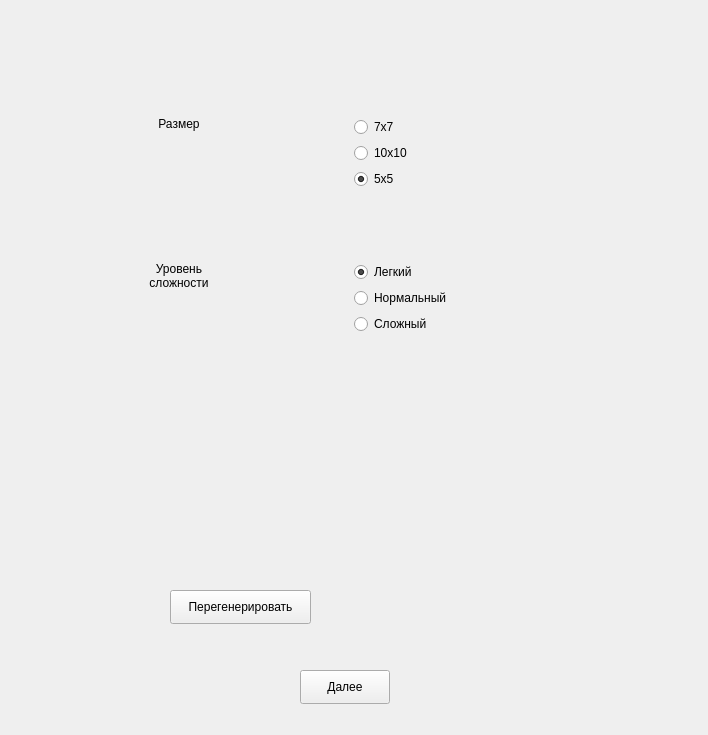
Qt form ui_files/manger.ui (ArthurIanb/noname) before a commit.
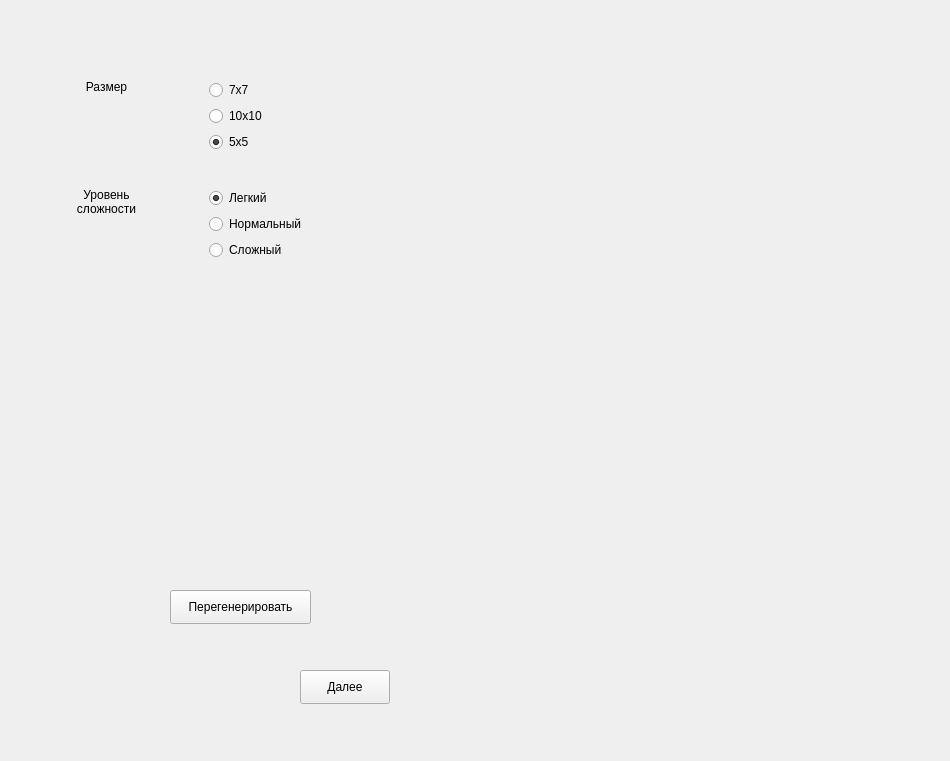
The same form after that commit.

```diff
--- a/ui_files/manger.ui
+++ b/ui_files/manger.ui
@@ -9,8 +9,8 @@
    <rect>
     <x>0</x>
     <y>0</y>
-    <width>708</width>
-    <height>735</height>
+    <width>950</width>
+    <height>761</height>
    </rect>
   </property>
   <property name="windowTitle">
@@ -47,8 +47,8 @@
     <rect>
      <x>10</x>
      <y>50</y>
-     <width>681</width>
-     <height>351</height>
+     <width>391</width>
+     <height>241</height>
     </rect>
    </property>
    <layout class="QHBoxLayout" name="bl">
@@ -158,6 +158,17 @@
     </item>
    </layout>
   </widget>
+  <widget class="QWidget" name="horizontalLayoutWidget">
+   <property name="geometry">
+    <rect>
+     <x>560</x>
+     <y>60</y>
+     <width>301</width>
+     <height>331</height>
+    </rect>
+   </property>
+   <layout class="QHBoxLayout" name="bl_1"/>
+  </widget>
  </widget>
  <resources/>
  <connections/>
```
